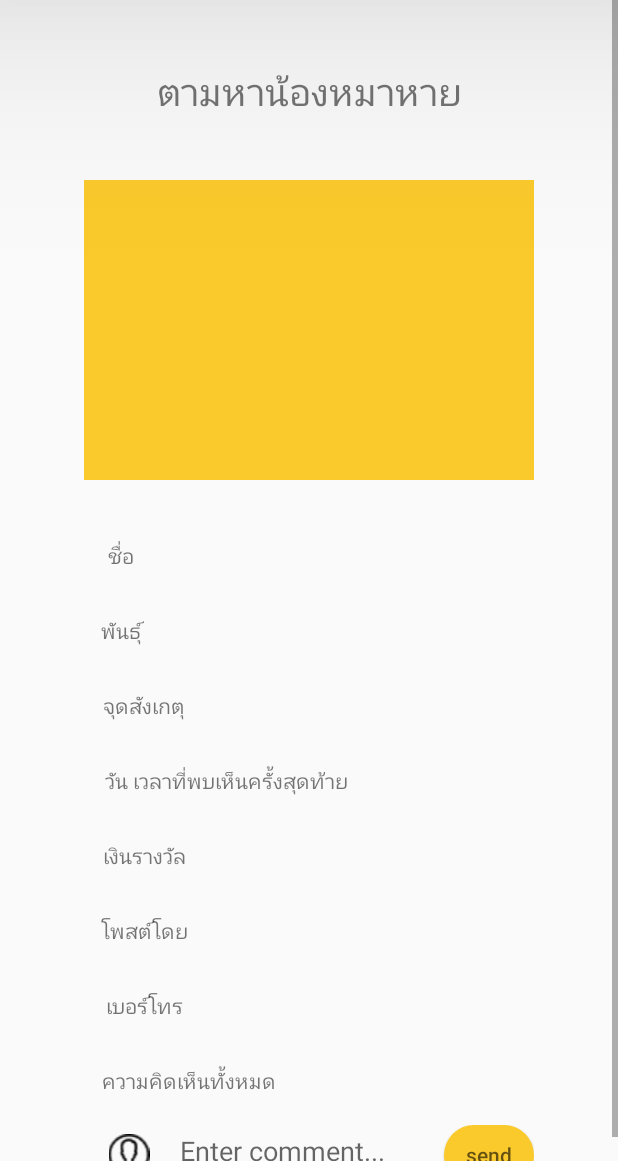
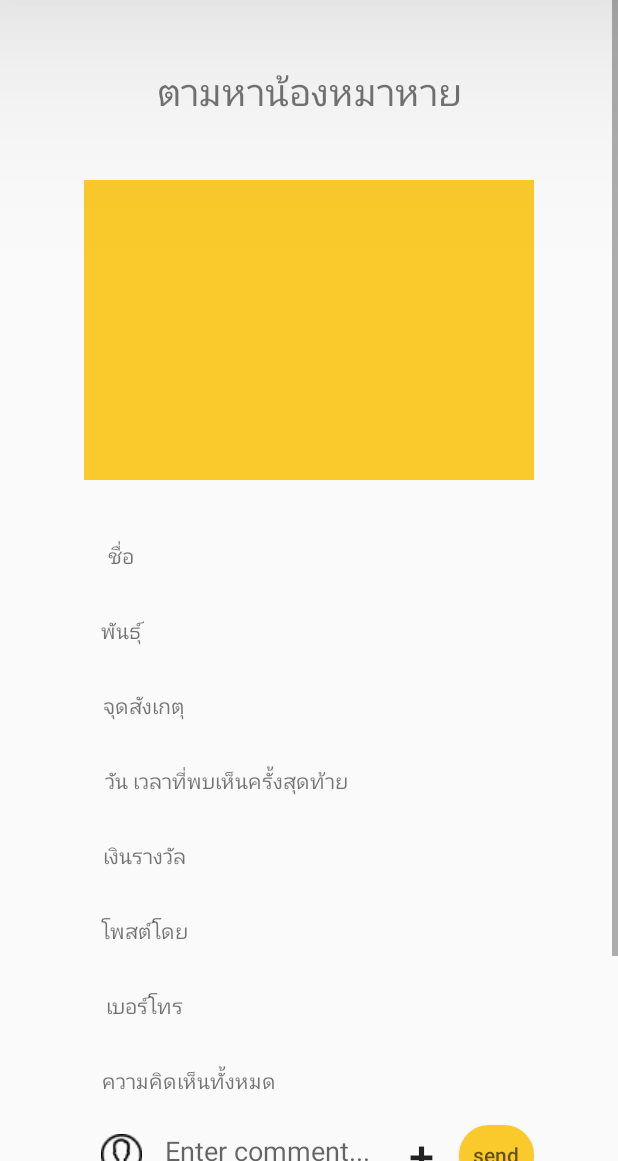
Before and after one commit to ttptee/FindDog-application, an Android app: the layout single_missing.xml on its own in the app's theme, with its tools: preview values and no code run, on a phone screen of 412 x 824 dp, the part 75-1236 px from its top. Run offline under Robolectric (Android 15) with nearby library versions, the phone set to English and light mode, and no system bars.

Commit message:
add comment picture in missing

```diff
--- a/app/src/main/res/layout/single_missing.xml
+++ b/app/src/main/res/layout/single_missing.xml
@@ -95,8 +95,8 @@
                     android:id="@+id/imgShow"
                     android:layout_width="300dp"
                     android:layout_height="200dp"
-                    android:background="@color/colorPrimaryDark"
-                    android:layout_gravity="center"></ImageView>
+                    android:layout_gravity="center"
+                    android:background="@color/colorPrimaryDark"></ImageView>
 
 
             </LinearLayout>
@@ -131,8 +131,8 @@
                     android:layout_weight="1"
                     android:ems="10"
                     android:inputType="textPersonName"
-                    android:textSize="15dp"
-                    android:padding="10dp"/>
+                    android:padding="10dp"
+                    android:textSize="15dp" />
 
 
             </LinearLayout>
@@ -166,8 +166,8 @@
                     android:layout_weight="1"
                     android:ems="10"
                     android:inputType="textPersonName"
-                    android:textSize="15dp"
-                    android:padding="10dp"/>
+                    android:padding="10dp"
+                    android:textSize="15dp" />
 
 
             </LinearLayout>
@@ -201,8 +201,8 @@
                     android:layout_weight="1"
                     android:ems="10"
                     android:inputType="textPersonName"
-                    android:textSize="15dp"
-                    android:padding="10dp"/>
+                    android:padding="10dp"
+                    android:textSize="15dp" />
 
 
             </LinearLayout>
@@ -236,8 +236,8 @@
                     android:layout_weight="1"
                     android:ems="10"
                     android:inputType="datetime"
-                    android:textSize="15dp"
-                    android:padding="10dp"/>
+                    android:padding="10dp"
+                    android:textSize="15dp" />
 
 
             </LinearLayout>
@@ -303,8 +303,8 @@
                     android:layout_weight="1"
                     android:ems="10"
                     android:inputType="number"
-                    android:textSize="15dp"
-                    android:padding="10dp"/>
+                    android:padding="10dp"
+                    android:textSize="15dp" />
 
 
             </LinearLayout>
@@ -338,8 +338,8 @@
                     android:layout_weight="1"
                     android:ems="10"
                     android:inputType="textPersonName"
-                    android:textSize="15dp"
-                    android:padding="10dp"/>
+                    android:padding="10dp"
+                    android:textSize="15dp" />
 
 
             </LinearLayout>
@@ -373,13 +373,11 @@
                     android:layout_weight="1"
                     android:ems="10"
                     android:inputType="textPersonName"
-                    android:textSize="15dp"
-                    android:padding="10dp"/>
+                    android:padding="10dp"
+                    android:textSize="15dp" />
 
 
             </LinearLayout>
-
-
 
 
             <LinearLayout
@@ -392,8 +390,7 @@
 
                 <LinearLayout
                     android:layout_width="140dp"
-                    android:layout_height="match_parent"
-                    >
+                    android:layout_height="match_parent">
 
                     <TextView
                         android:layout_width="match_parent"
@@ -423,9 +420,10 @@
                 <ImageView
                     android:layout_width="0dp"
                     android:layout_height="wrap_content"
+                    android:layout_gravity="center"
                     android:layout_weight="0.2"
-                    android:src="@drawable/usericon"
-                    android:layout_gravity="center"></ImageView>
+                    android:src="@drawable/usericon"></ImageView>
+
                 <EditText
                     android:id="@+id/commentBox"
                     android:layout_width="0dp"
@@ -434,17 +432,33 @@
                     android:hint="Enter comment..."
                     android:inputType="textCapSentences|textMultiLine"></EditText>
                 <Button
+                    android:id="@+id/commentBtn"
+                    android:layout_width="0dp"
+                    android:layout_height="wrap_content"
+                    android:layout_gravity="center"
+                    android:layout_weight="0.2"
+                    android:text="+"
+                    android:textSize="30dp"
+                    android:background="@null"></Button>
+                <Button
                     android:id="@+id/sendButton"
                     android:layout_width="0dp"
                     android:layout_height="wrap_content"
+                    android:layout_gravity="center"
                     android:layout_weight="0.2"
-                    android:hint="send"
-                    android:layout_gravity="center"
-                    android:background="@drawable/rounded_button"></Button>
-
+                    android:background="@drawable/rounded_button"
+                    android:hint="send"></Button>
 
 
             </LinearLayout>
+
+            <ImageView
+                android:id="@+id/commentPic"
+                android:layout_width="150dp"
+                android:layout_height="150dp"
+                android:layout_gravity="center">
+
+            </ImageView>
 
 
         </LinearLayout>
```
Also changed, not shown: app/src/main/java/com/example/finddog/AdapterComment.java (+15 -0 lines), app/src/main/java/com/example/finddog/ModelComment.java (+5 -2 lines), app/src/main/java/com/example/finddog/SingleMissing.java (+75 -4 lines), app/src/main/res/layout/row_comment.xml (+15 -0 lines).
